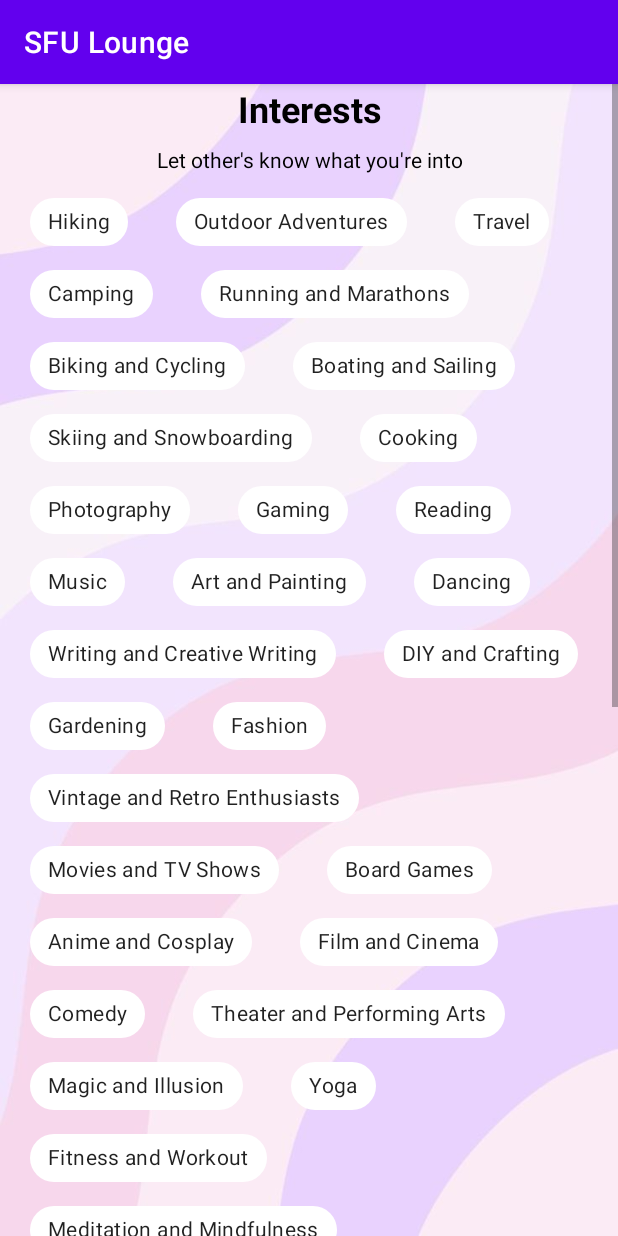
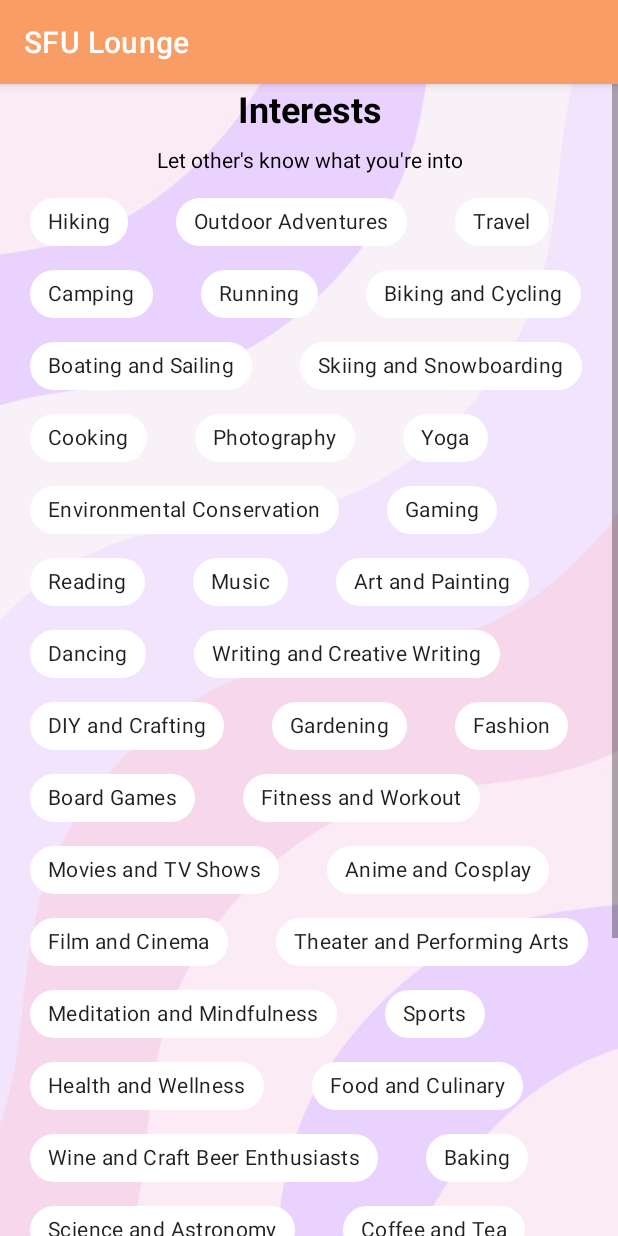
Before and after one commit to kianhk6/SFULonge, an Android app: the SetupInterestsActivity screen opened directly, with no data from a screen before it, on a phone screen of 412 x 824 dp. Run offline under Robolectric (Android 15) with nearby library versions, the phone set to English and light mode, and no system bars; our stand-ins replace Firebase (no records; nobody signed in at launch, a user with empty details on screens opened directly).

Commit message:
fixed interest layout, corrected the layout issues inside the dm, removed all android purple from the app, changed app icon,added styling for sfu prompt in dm

```diff
--- a/app/src/main/AndroidManifest.xml
+++ b/app/src/main/AndroidManifest.xml
@@ -11,9 +11,9 @@
         android:allowBackup="true"
         android:dataExtractionRules="@xml/data_extraction_rules"
         android:fullBackupContent="@xml/backup_rules"
-        android:icon="@mipmap/ic_launcher"
+        android:icon="@drawable/app_icon"
         android:label="@string/app_name"
-        android:roundIcon="@mipmap/ic_launcher_round"
+        android:roundIcon="@drawable/app_icon_round"
         android:supportsRtl="true"
         android:theme="@style/Theme.SFULounge"
         tools:targetApi="31">
--- a/app/src/main/java/com/example/sfulounge/ui/setup/SetupInterestsActivity.kt
+++ b/app/src/main/java/com/example/sfulounge/ui/setup/SetupInterestsActivity.kt
@@ -33,12 +33,14 @@ class SetupInterestsActivity : AppCompatActivity() {
         InterestItem(tag = "Outdoor Adventures"),
         InterestItem(tag = "Travel"),
         InterestItem(tag = "Camping"),
-        InterestItem(tag = "Running and Marathons"),
+        InterestItem(tag = "Running"),
         InterestItem(tag = "Biking and Cycling"),
         InterestItem(tag = "Boating and Sailing"),
         InterestItem(tag = "Skiing and Snowboarding"),
         InterestItem(tag = "Cooking"),
         InterestItem(tag = "Photography"),
+        InterestItem(tag = "Yoga"),
+        InterestItem(tag = "Environmental Conservation"),
         InterestItem(tag = "Gaming"),
         InterestItem(tag = "Reading"),
         InterestItem(tag = "Music"),
@@ -48,37 +50,29 @@ class SetupInterestsActivity : AppCompatActivity() {
         InterestItem(tag = "DIY and Crafting"),
         InterestItem(tag = "Gardening"),
         InterestItem(tag = "Fashion"),
-        InterestItem(tag = "Vintage and Retro Enthusiasts"),
+        InterestItem(tag = "Board Games"),
+        InterestItem(tag = "Fitness and Workout"),
         InterestItem(tag = "Movies and TV Shows"),
-        InterestItem(tag = "Board Games"),
         InterestItem(tag = "Anime and Cosplay"),
         InterestItem(tag = "Film and Cinema"),
-        InterestItem(tag = "Comedy"),
         InterestItem(tag = "Theater and Performing Arts"),
-        InterestItem(tag = "Magic and Illusion"),
-        InterestItem(tag = "Yoga"),
-        InterestItem(tag = "Fitness and Workout"),
         InterestItem(tag = "Meditation and Mindfulness"),
+        InterestItem(tag = "Sports"),
         InterestItem(tag = "Health and Wellness"),
-        InterestItem(tag = "Foodie and Culinary Adventures"),
+        InterestItem(tag = "Food and Culinary"),
         InterestItem(tag = "Wine and Craft Beer Enthusiasts"),
+        InterestItem(tag = "Baking"),
+        InterestItem(tag = "Science and Astronomy"),
         InterestItem(tag = "Coffee and Tea"),
-        InterestItem(tag = "Baking"),
-        InterestItem(tag = "Technology"),
-        InterestItem(tag = "Science and Astronomy"),
         InterestItem(tag = "History and Archaeology"),
         InterestItem(tag = "Astronomy"),
         InterestItem(tag = "Languages and Linguistics"),
+        InterestItem(tag = "Technology"),
         InterestItem(tag = "Science Fiction and Fantasy"),
         InterestItem(tag = "Philosophy"),
-        InterestItem(tag = "Sports"),
-        InterestItem(tag = "Yoga"),
-        InterestItem(tag = "Fitness and Workout"),
-        InterestItem(tag = "Running and Marathons"),
-        InterestItem(tag = "Biking and Cycling"),
         InterestItem(tag = "Social Impact and Volunteering"),
-        InterestItem(tag = "Environmental Conservation")
-    )
+        InterestItem(tag = "Comedy")
+        )
 
     companion object {
         const val INTENT_EDIT_MODE = "edit_mode"
--- a/app/src/main/res/layout/fragment_chats.xml
+++ b/app/src/main/res/layout/fragment_chats.xml
@@ -14,9 +14,9 @@
         android:textSize="24sp"
         android:text="Messages"
         android:padding="8dp"
-        android:textColor="#000000"
+        android:textColor="#FFFFFF"
         android:textStyle="bold"
-        android:background="#FFFFFF" />
+        android:background="@color/button_orange" />
 
     <androidx.recyclerview.widget.RecyclerView
         android:id="@+id/chats"
--- a/app/src/main/res/values/themes.xml
+++ b/app/src/main/res/values/themes.xml
@@ -2,15 +2,15 @@
     <!-- Base application theme. -->
     <style name="Theme.SFULounge" parent="Theme.MaterialComponents.DayNight.DarkActionBar">
         <!-- Primary brand color. -->
-        <item name="colorPrimary">@color/purple_500</item>
-        <item name="colorPrimaryVariant">@color/purple_700</item>
+        <item name="colorPrimary">@color/button_orange</item>
+        <item name="colorPrimaryVariant">@color/button_orange</item>
         <item name="colorOnPrimary">@color/white</item>
         <!-- Secondary brand color. -->
         <item name="colorSecondary">@color/teal_200</item>
         <item name="colorSecondaryVariant">@color/teal_700</item>
         <item name="colorOnSecondary">@color/black</item>
         <!-- Status bar color. -->
-        <item name="android:statusBarColor">?attr/colorPrimaryVariant</item>
+        <item name="android:statusBarColor">@color/button_orange</item>
         <!-- Customize your theme here. -->
     </style>
 </resources>
```
Also changed, not shown: app/src/main/java/com/example/sfulounge/ui/messages/MessageAdapter.kt (+10 -5 lines), app/src/main/res/layout/activity_messages.xml (+5 -4 lines), app/src/main/res/layout/chat_room_list_view_item.xml (+0 -7 lines), app/src/main/res/layout/message_list_view_item.xml (deleted, +0 -55 lines), app/src/main/res/drawable/app_icon.jpg (added), app/src/main/res/drawable/app_icon_round.png (added).
